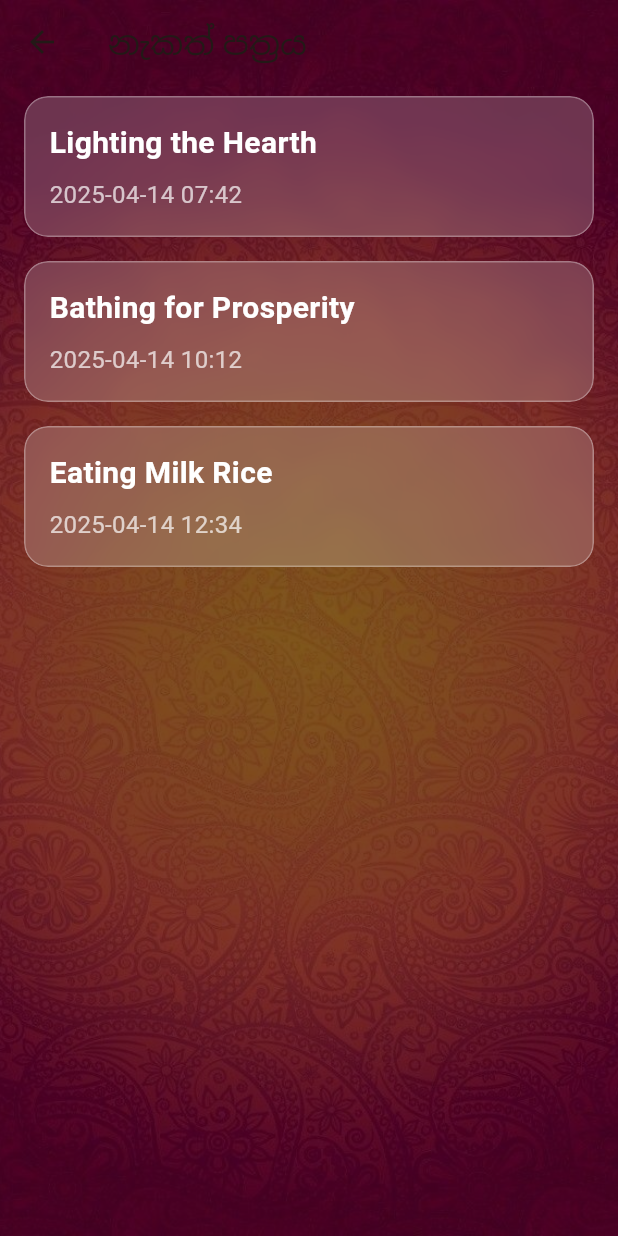
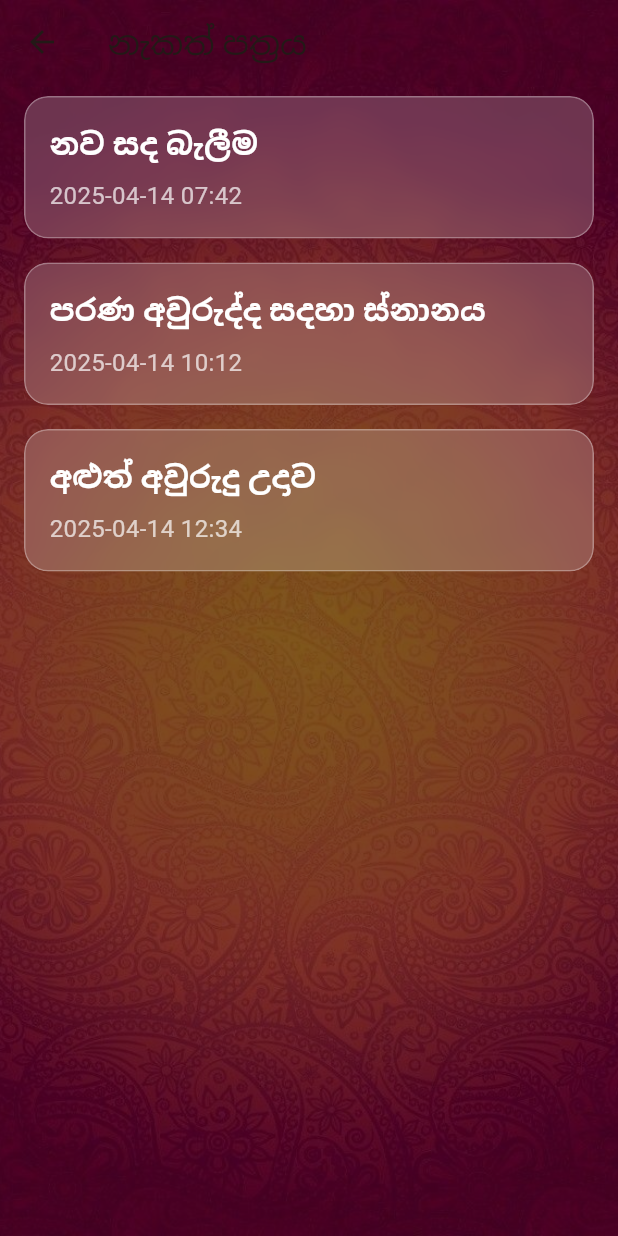
Before and after one commit to Methexx/Avurudu-Nekath-CountdownApp, a Flutter app: the NekathListScreen screen opened directly, on a phone screen of 412 x 824 dp. Run offline on Flutter 3.47's test engine with Material 3 defaults, Android fonts, the light colour scheme and no system bars.

Commit message:
feat:add nekath list

```diff
--- a/lib/screens/nekath_list_screen.dart
+++ b/lib/screens/nekath_list_screen.dart
@@ -12,7 +12,7 @@ class NekathListScreen extends StatelessWidget {
       extendBodyBehindAppBar: true,
       appBar: AppBar(
         title: const Text("නැකත් පත්‍රය"),
-        backgroundColor: Colors.transparent,
+        backgroundColor: const Color.fromARGB(0, 248, 245, 245),
         elevation: 0,
       ),
       body: Stack(
--- a/lib/utils/nekath_data.dart
+++ b/lib/utils/nekath_data.dart
@@ -1,7 +1,7 @@
 import '../models/nekath.dart';
 
 List<Nekath> sampleNekathList = [
-  Nekath(title: "Lighting the Hearth", dateTime: DateTime(2025, 4, 14, 7, 42)),
-  Nekath(title: "Bathing for Prosperity", dateTime: DateTime(2025, 4, 14, 10, 12)),
-  Nekath(title: "Eating Milk Rice", dateTime: DateTime(2025, 4, 14, 12, 34)),
+  Nekath(title: "නව සද බැලීම", dateTime: DateTime(2025, 4, 14, 7, 42)),
+  Nekath(title: "පරණ අවුරුද්ද සදහා ස්නානය", dateTime: DateTime(2025, 4, 14, 10, 12)),
+  Nekath(title: "අළුත් අවුරුදු උදාව", dateTime: DateTime(2025, 4, 14, 12, 34)),
 ];
```
Also changed, not shown: 2 other files.
